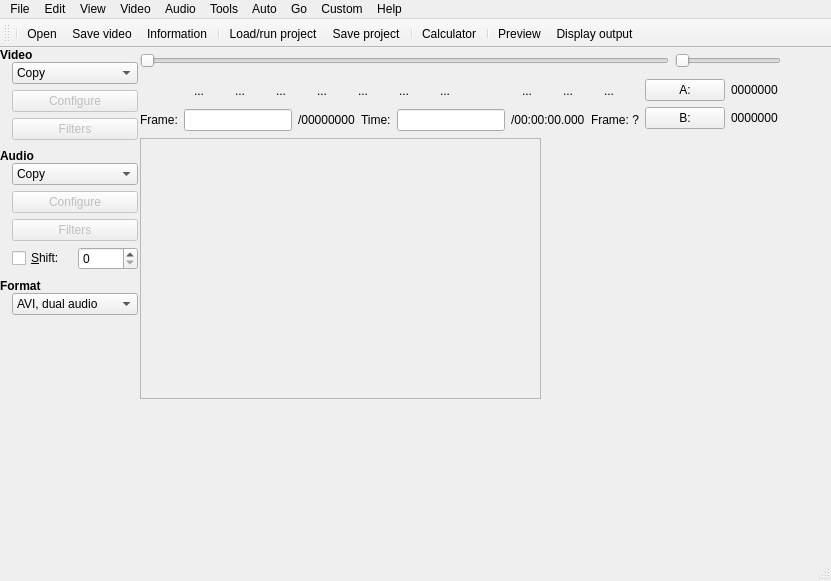
Before: the Qt Designer form branches/avidemux_2.4_branch/avidemux/ADM_userInterfaces/ADM_QT4/ADM_gui/gui2.ui in BackupTheBerlios/avidemux-svn, drawn with Qt 5.
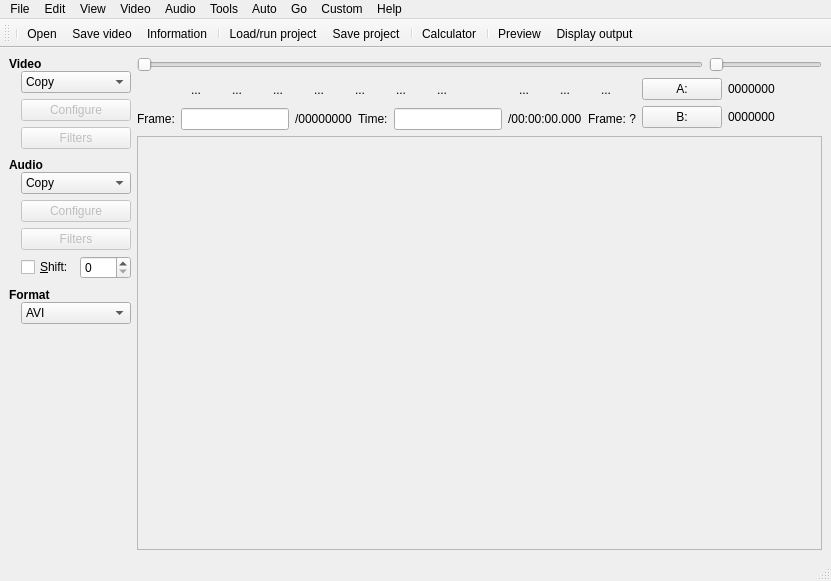
After: the same form once the commit is applied. Icons and pictures are not drawn.

Commit message: connect more widget, fill comboxes

Diff of the .ui file:
```diff
--- a/branches/avidemux_2.4_branch/avidemux/ADM_userInterfaces/ADM_QT4/ADM_gui/gui2.ui
+++ b/branches/avidemux_2.4_branch/avidemux/ADM_userInterfaces/ADM_QT4/ADM_gui/gui2.ui
@@ -35,394 +35,24 @@
    </size>
   </property>
   <widget class="QWidget" name="centralwidget" >
-   <widget class="QWidget" name="layoutWidget" >
-    <property name="geometry" >
-     <rect>
-      <x>0</x>
-      <y>0</y>
-      <width>138</width>
-      <height>312</height>
-     </rect>
-    </property>
-    <layout class="QVBoxLayout" >
+   <layout class="QGridLayout" >
      <property name="margin" >
-      <number>0</number>
+     <number>9</number>
      </property>
      <property name="spacing" >
-      <number>0</number>
-     </property>
-     <item>
-      <widget class="QLabel" name="label_3" >
-       <property name="sizePolicy" >
-        <sizepolicy>
-         <hsizetype>5</hsizetype>
-         <vsizetype>5</vsizetype>
-         <horstretch>0</horstretch>
-         <verstretch>0</verstretch>
-        </sizepolicy>
-       </property>
-       <property name="maximumSize" >
-        <size>
-         <width>180</width>
-         <height>16777215</height>
-        </size>
-       </property>
-       <property name="text" >
-        <string>&lt;b>Video&lt;/b></string>
-       </property>
-       <property name="textFormat" >
-        <enum>Qt::AutoText</enum>
-       </property>
-      </widget>
-     </item>
-     <item>
-      <layout class="QHBoxLayout" >
-       <property name="margin" >
-        <number>0</number>
-       </property>
-       <property name="spacing" >
-        <number>0</number>
-       </property>
-       <item>
-        <spacer>
-         <property name="orientation" >
-          <enum>Qt::Horizontal</enum>
-         </property>
-         <property name="sizeType" >
-          <enum>QSizePolicy::Fixed</enum>
-         </property>
-         <property name="sizeHint" >
-          <size>
-           <width>12</width>
-           <height>0</height>
-          </size>
-         </property>
-        </spacer>
-       </item>
-       <item>
-        <layout class="QVBoxLayout" >
-         <property name="margin" >
-          <number>0</number>
-         </property>
-         <property name="spacing" >
           <number>6</number>
          </property>
-         <item>
-          <widget class="QComboBox" name="comboBox_3" >
-           <property name="sizePolicy" >
-            <sizepolicy>
-             <hsizetype>5</hsizetype>
-             <vsizetype>0</vsizetype>
-             <horstretch>0</horstretch>
-             <verstretch>0</verstretch>
-            </sizepolicy>
-           </property>
-           <item>
-            <property name="text" >
-             <string>Copy</string>
-            </property>
-           </item>
-          </widget>
-         </item>
-         <item>
-          <widget class="QPushButton" name="pushButton_5" >
-           <property name="enabled" >
-            <bool>false</bool>
-           </property>
-           <property name="sizePolicy" >
-            <sizepolicy>
-             <hsizetype>5</hsizetype>
-             <vsizetype>0</vsizetype>
-             <horstretch>0</horstretch>
-             <verstretch>0</verstretch>
-            </sizepolicy>
-           </property>
-           <property name="text" >
-            <string>Configure</string>
-           </property>
-          </widget>
-         </item>
-         <item>
-          <widget class="QPushButton" name="pushButton_6" >
-           <property name="enabled" >
-            <bool>false</bool>
-           </property>
-           <property name="sizePolicy" >
-            <sizepolicy>
-             <hsizetype>5</hsizetype>
-             <vsizetype>0</vsizetype>
-             <horstretch>0</horstretch>
-             <verstretch>0</verstretch>
-            </sizepolicy>
-           </property>
-           <property name="text" >
-            <string>Filters</string>
-           </property>
-          </widget>
-         </item>
-        </layout>
-       </item>
-      </layout>
-     </item>
-     <item>
-      <spacer>
-       <property name="orientation" >
-        <enum>Qt::Vertical</enum>
-       </property>
-       <property name="sizeType" >
-        <enum>QSizePolicy::Fixed</enum>
-       </property>
-       <property name="sizeHint" >
-        <size>
-         <width>1</width>
-         <height>9</height>
-        </size>
-       </property>
-      </spacer>
-     </item>
-     <item>
-      <widget class="QLabel" name="label_5" >
-       <property name="sizePolicy" >
-        <sizepolicy>
-         <hsizetype>4</hsizetype>
-         <vsizetype>1</vsizetype>
-         <horstretch>0</horstretch>
-         <verstretch>0</verstretch>
-        </sizepolicy>
-       </property>
-       <property name="maximumSize" >
-        <size>
-         <width>180</width>
-         <height>16777215</height>
-        </size>
-       </property>
-       <property name="text" >
-        <string>&lt;b>Audio&lt;/b></string>
-       </property>
-       <property name="textFormat" >
-        <enum>Qt::AutoText</enum>
-       </property>
-      </widget>
-     </item>
-     <item>
-      <layout class="QHBoxLayout" >
-       <property name="margin" >
-        <number>0</number>
-       </property>
-       <property name="spacing" >
-        <number>0</number>
-       </property>
-       <item>
-        <spacer>
-         <property name="orientation" >
-          <enum>Qt::Horizontal</enum>
-         </property>
-         <property name="sizeType" >
-          <enum>QSizePolicy::Fixed</enum>
-         </property>
-         <property name="sizeHint" >
-          <size>
-           <width>12</width>
-           <height>0</height>
-          </size>
-         </property>
-        </spacer>
-       </item>
-       <item>
-        <layout class="QVBoxLayout" >
-         <property name="margin" >
-          <number>0</number>
-         </property>
-         <property name="spacing" >
-          <number>6</number>
-         </property>
-         <item>
-          <widget class="QComboBox" name="comboBox_5" >
-           <property name="sizePolicy" >
-            <sizepolicy>
-             <hsizetype>1</hsizetype>
-             <vsizetype>0</vsizetype>
-             <horstretch>0</horstretch>
-             <verstretch>0</verstretch>
-            </sizepolicy>
-           </property>
-           <item>
-            <property name="text" >
-             <string>Copy</string>
-            </property>
-           </item>
-          </widget>
-         </item>
-         <item>
-          <widget class="QPushButton" name="pushButton_7" >
-           <property name="enabled" >
-            <bool>false</bool>
-           </property>
-           <property name="sizePolicy" >
-            <sizepolicy>
-             <hsizetype>1</hsizetype>
-             <vsizetype>0</vsizetype>
-             <horstretch>0</horstretch>
-             <verstretch>0</verstretch>
-            </sizepolicy>
-           </property>
-           <property name="text" >
-            <string>Configure</string>
-           </property>
-          </widget>
-         </item>
-         <item>
-          <widget class="QPushButton" name="pushButton_8" >
-           <property name="enabled" >
-            <bool>false</bool>
-           </property>
-           <property name="sizePolicy" >
-            <sizepolicy>
-             <hsizetype>1</hsizetype>
-             <vsizetype>0</vsizetype>
-             <horstretch>0</horstretch>
-             <verstretch>0</verstretch>
-            </sizepolicy>
-           </property>
-           <property name="text" >
-            <string>Filters</string>
-           </property>
-          </widget>
-         </item>
-         <item>
-          <layout class="QHBoxLayout" >
-           <property name="margin" >
-            <number>0</number>
-           </property>
-           <property name="spacing" >
-            <number>6</number>
-           </property>
-           <item>
-            <widget class="QCheckBox" name="checkBox" >
-             <property name="text" >
-              <string>&amp;Shift:</string>
-             </property>
-            </widget>
-           </item>
-           <item>
-            <widget class="QSpinBox" name="spinBox" >
-             <property name="sizePolicy" >
-              <sizepolicy>
-               <hsizetype>1</hsizetype>
-               <vsizetype>0</vsizetype>
-               <horstretch>0</horstretch>
-               <verstretch>0</verstretch>
-              </sizepolicy>
-             </property>
-            </widget>
-           </item>
-          </layout>
-         </item>
-        </layout>
-       </item>
-      </layout>
-     </item>
-     <item>
-      <spacer>
-       <property name="orientation" >
-        <enum>Qt::Vertical</enum>
-       </property>
-       <property name="sizeType" >
-        <enum>QSizePolicy::Fixed</enum>
-       </property>
-       <property name="sizeHint" >
-        <size>
-         <width>1</width>
-         <height>9</height>
-        </size>
-       </property>
-      </spacer>
-     </item>
-     <item>
-      <widget class="QLabel" name="label_4" >
-       <property name="sizePolicy" >
-        <sizepolicy>
-         <hsizetype>1</hsizetype>
-         <vsizetype>5</vsizetype>
-         <horstretch>0</horstretch>
-         <verstretch>0</verstretch>
-        </sizepolicy>
-       </property>
-       <property name="text" >
-        <string>&lt;b>Format&lt;/b></string>
-       </property>
-       <property name="textFormat" >
-        <enum>Qt::AutoText</enum>
-       </property>
-      </widget>
-     </item>
-     <item>
-      <layout class="QHBoxLayout" >
-       <property name="margin" >
-        <number>0</number>
-       </property>
-       <property name="spacing" >
-        <number>0</number>
-       </property>
-       <item>
-        <spacer>
-         <property name="orientation" >
-          <enum>Qt::Horizontal</enum>
-         </property>
-         <property name="sizeType" >
-          <enum>QSizePolicy::Fixed</enum>
-         </property>
-         <property name="sizeHint" >
-          <size>
-           <width>12</width>
-           <height>1</height>
-          </size>
-         </property>
-        </spacer>
-       </item>
-       <item>
-        <widget class="QComboBox" name="comboBox_9" >
-         <property name="sizePolicy" >
-          <sizepolicy>
-           <hsizetype>1</hsizetype>
-           <vsizetype>0</vsizetype>
-           <horstretch>0</horstretch>
-           <verstretch>0</verstretch>
-          </sizepolicy>
-         </property>
-         <item>
-          <property name="text" >
-           <string>AVI, dual audio</string>
-          </property>
-         </item>
-        </widget>
-       </item>
-      </layout>
-     </item>
-     <item>
-      <spacer>
-       <property name="orientation" >
-        <enum>Qt::Vertical</enum>
-       </property>
-       <property name="sizeHint" >
-        <size>
-         <width>20</width>
-         <height>0</height>
-        </size>
-       </property>
-      </spacer>
-     </item>
-    </layout>
-   </widget>
-   <widget class="QWidget" name="verticalLayout_2" >
-    <property name="geometry" >
-     <rect>
-      <x>140</x>
-      <y>0</y>
-      <width>641</width>
-      <height>89</height>
-     </rect>
-    </property>
+    <item row="1" column="1" >
+     <widget class="QFrame" name="frame_video" >
+      <property name="frameShape" >
+       <enum>QFrame::StyledPanel</enum>
+      </property>
+      <property name="frameShadow" >
+       <enum>QFrame::Raised</enum>
+      </property>
+     </widget>
+    </item>
+    <item row="0" column="1" >
     <layout class="QVBoxLayout" >
      <property name="margin" >
       <number>0</number>
@@ -866,7 +496,7 @@
               </size>
              </property>
              <property name="echoMode" >
-              <enum>QLineEdit::NoEcho</enum>
+               <enum>QLineEdit::Normal</enum>
              </property>
              <property name="cursorPosition" >
               <number>0</number>
@@ -915,7 +545,7 @@
              </property>
              <property name="minimumSize" >
               <size>
-               <width>72</width>
+                <width>90</width>
                <height>0</height>
               </size>
              </property>
@@ -990,7 +620,7 @@
            </property>
            <property name="minimumSize" >
             <size>
-             <width>6</width>
+              <width>32</width>
              <height>0</height>
             </size>
            </property>
@@ -1011,7 +641,7 @@
            </property>
            <property name="minimumSize" >
             <size>
-             <width>6</width>
+              <width>32</width>
              <height>0</height>
             </size>
            </property>
@@ -1040,23 +670,419 @@
       </layout>
      </item>
     </layout>
-   </widget>
-   <widget class="QFrame" name="frame_video" >
-    <property name="geometry" >
-     <rect>
-      <x>140</x>
-      <y>90</y>
-      <width>401</width>
-      <height>261</height>
-     </rect>
-    </property>
-    <property name="frameShape" >
-     <enum>QFrame::StyledPanel</enum>
-    </property>
-    <property name="frameShadow" >
-     <enum>QFrame::Raised</enum>
-    </property>
-   </widget>
+    </item>
+    <item rowspan="2" row="0" column="0" >
+     <layout class="QVBoxLayout" >
+      <property name="margin" >
+       <number>0</number>
+      </property>
+      <property name="spacing" >
+       <number>0</number>
+      </property>
+      <item>
+       <widget class="QLabel" name="label_3" >
+        <property name="sizePolicy" >
+         <sizepolicy>
+          <hsizetype>5</hsizetype>
+          <vsizetype>5</vsizetype>
+          <horstretch>0</horstretch>
+          <verstretch>0</verstretch>
+         </sizepolicy>
+        </property>
+        <property name="maximumSize" >
+         <size>
+          <width>180</width>
+          <height>16777215</height>
+         </size>
+        </property>
+        <property name="text" >
+         <string>&lt;b>Video&lt;/b></string>
+        </property>
+        <property name="textFormat" >
+         <enum>Qt::AutoText</enum>
+        </property>
+       </widget>
+      </item>
+      <item>
+       <layout class="QHBoxLayout" >
+        <property name="margin" >
+         <number>0</number>
+        </property>
+        <property name="spacing" >
+         <number>0</number>
+        </property>
+        <item>
+         <spacer>
+          <property name="orientation" >
+           <enum>Qt::Horizontal</enum>
+          </property>
+          <property name="sizeType" >
+           <enum>QSizePolicy::Fixed</enum>
+          </property>
+          <property name="sizeHint" >
+           <size>
+            <width>12</width>
+            <height>0</height>
+           </size>
+          </property>
+         </spacer>
+        </item>
+        <item>
+         <layout class="QVBoxLayout" >
+          <property name="margin" >
+           <number>0</number>
+          </property>
+          <property name="spacing" >
+           <number>6</number>
+          </property>
+          <item>
+           <widget class="QComboBox" name="comboBoxVideo" >
+            <property name="sizePolicy" >
+             <sizepolicy>
+              <hsizetype>5</hsizetype>
+              <vsizetype>0</vsizetype>
+              <horstretch>0</horstretch>
+              <verstretch>0</verstretch>
+             </sizepolicy>
+            </property>
+            <item>
+             <property name="text" >
+              <string>Copy</string>
+             </property>
+            </item>
+           </widget>
+          </item>
+          <item>
+           <widget class="QPushButton" name="pushButton_5" >
+            <property name="enabled" >
+             <bool>false</bool>
+            </property>
+            <property name="sizePolicy" >
+             <sizepolicy>
+              <hsizetype>5</hsizetype>
+              <vsizetype>0</vsizetype>
+              <horstretch>0</horstretch>
+              <verstretch>0</verstretch>
+             </sizepolicy>
+            </property>
+            <property name="text" >
+             <string>Configure</string>
+            </property>
+           </widget>
+          </item>
+          <item>
+           <widget class="QPushButton" name="pushButton_6" >
+            <property name="enabled" >
+             <bool>false</bool>
+            </property>
+            <property name="sizePolicy" >
+             <sizepolicy>
+              <hsizetype>5</hsizetype>
+              <vsizetype>0</vsizetype>
+              <horstretch>0</horstretch>
+              <verstretch>0</verstretch>
+             </sizepolicy>
+            </property>
+            <property name="text" >
+             <string>Filters</string>
+            </property>
+           </widget>
+          </item>
+         </layout>
+        </item>
+       </layout>
+      </item>
+      <item>
+       <spacer>
+        <property name="orientation" >
+         <enum>Qt::Vertical</enum>
+        </property>
+        <property name="sizeType" >
+         <enum>QSizePolicy::Fixed</enum>
+        </property>
+        <property name="sizeHint" >
+         <size>
+          <width>1</width>
+          <height>9</height>
+         </size>
+        </property>
+       </spacer>
+      </item>
+      <item>
+       <widget class="QLabel" name="label_5" >
+        <property name="sizePolicy" >
+         <sizepolicy>
+          <hsizetype>4</hsizetype>
+          <vsizetype>1</vsizetype>
+          <horstretch>0</horstretch>
+          <verstretch>0</verstretch>
+         </sizepolicy>
+        </property>
+        <property name="maximumSize" >
+         <size>
+          <width>180</width>
+          <height>16777215</height>
+         </size>
+        </property>
+        <property name="text" >
+         <string>&lt;b>Audio&lt;/b></string>
+        </property>
+        <property name="textFormat" >
+         <enum>Qt::AutoText</enum>
+        </property>
+       </widget>
+      </item>
+      <item>
+       <layout class="QHBoxLayout" >
+        <property name="margin" >
+         <number>0</number>
+        </property>
+        <property name="spacing" >
+         <number>0</number>
+        </property>
+        <item>
+         <spacer>
+          <property name="orientation" >
+           <enum>Qt::Horizontal</enum>
+          </property>
+          <property name="sizeType" >
+           <enum>QSizePolicy::Fixed</enum>
+          </property>
+          <property name="sizeHint" >
+           <size>
+            <width>12</width>
+            <height>0</height>
+           </size>
+          </property>
+         </spacer>
+        </item>
+        <item>
+         <layout class="QVBoxLayout" >
+          <property name="margin" >
+           <number>0</number>
+          </property>
+          <property name="spacing" >
+           <number>6</number>
+          </property>
+          <item>
+           <widget class="QComboBox" name="comboBoxAudio" >
+            <property name="sizePolicy" >
+             <sizepolicy>
+              <hsizetype>1</hsizetype>
+              <vsizetype>0</vsizetype>
+              <horstretch>0</horstretch>
+              <verstretch>0</verstretch>
+             </sizepolicy>
+            </property>
+            <item>
+             <property name="text" >
+              <string>Copy</string>
+             </property>
+            </item>
+           </widget>
+          </item>
+          <item>
+           <widget class="QPushButton" name="pushButton_7" >
+            <property name="enabled" >
+             <bool>false</bool>
+            </property>
+            <property name="sizePolicy" >
+             <sizepolicy>
+              <hsizetype>1</hsizetype>
+              <vsizetype>0</vsizetype>
+              <horstretch>0</horstretch>
+              <verstretch>0</verstretch>
+             </sizepolicy>
+            </property>
+            <property name="text" >
+             <string>Configure</string>
+            </property>
+           </widget>
+          </item>
+          <item>
+           <widget class="QPushButton" name="pushButton_8" >
+            <property name="enabled" >
+             <bool>false</bool>
+            </property>
+            <property name="sizePolicy" >
+             <sizepolicy>
+              <hsizetype>1</hsizetype>
+              <vsizetype>0</vsizetype>
+              <horstretch>0</horstretch>
+              <verstretch>0</verstretch>
+             </sizepolicy>
+            </property>
+            <property name="text" >
+             <string>Filters</string>
+            </property>
+           </widget>
+          </item>
+          <item>
+           <layout class="QHBoxLayout" >
+            <property name="margin" >
+             <number>0</number>
+            </property>
+            <property name="spacing" >
+             <number>6</number>
+            </property>
+            <item>
+             <widget class="QCheckBox" name="checkBox" >
+              <property name="text" >
+               <string>&amp;Shift:</string>
+              </property>
+             </widget>
+            </item>
+            <item>
+             <widget class="QSpinBox" name="spinBox" >
+              <property name="sizePolicy" >
+               <sizepolicy>
+                <hsizetype>1</hsizetype>
+                <vsizetype>0</vsizetype>
+                <horstretch>0</horstretch>
+                <verstretch>0</verstretch>
+               </sizepolicy>
+              </property>
+             </widget>
+            </item>
+           </layout>
+          </item>
+         </layout>
+        </item>
+       </layout>
+      </item>
+      <item>
+       <spacer>
+        <property name="orientation" >
+         <enum>Qt::Vertical</enum>
+        </property>
+        <property name="sizeType" >
+         <enum>QSizePolicy::Fixed</enum>
+        </property>
+        <property name="sizeHint" >
+         <size>
+          <width>1</width>
+          <height>9</height>
+         </size>
+        </property>
+       </spacer>
+      </item>
+      <item>
+       <widget class="QLabel" name="label_4" >
+        <property name="sizePolicy" >
+         <sizepolicy>
+          <hsizetype>1</hsizetype>
+          <vsizetype>5</vsizetype>
+          <horstretch>0</horstretch>
+          <verstretch>0</verstretch>
+         </sizepolicy>
+        </property>
+        <property name="text" >
+         <string>&lt;b>Format&lt;/b></string>
+        </property>
+        <property name="textFormat" >
+         <enum>Qt::AutoText</enum>
+        </property>
+       </widget>
+      </item>
+      <item>
+       <layout class="QHBoxLayout" >
+        <property name="margin" >
+         <number>0</number>
+        </property>
+        <property name="spacing" >
+         <number>0</number>
+        </property>
+        <item>
+         <spacer>
+          <property name="orientation" >
+           <enum>Qt::Horizontal</enum>
+          </property>
+          <property name="sizeType" >
+           <enum>QSizePolicy::Fixed</enum>
+          </property>
+          <property name="sizeHint" >
+           <size>
+            <width>12</width>
+            <height>1</height>
+           </size>
+          </property>
+         </spacer>
+        </item>
+        <item>
+         <widget class="QComboBox" name="comboBoxFormat" >
+          <property name="sizePolicy" >
+           <sizepolicy>
+            <hsizetype>1</hsizetype>
+            <vsizetype>0</vsizetype>
+            <horstretch>0</horstretch>
+            <verstretch>0</verstretch>
+           </sizepolicy>
+          </property>
+          <item>
+           <property name="text" >
+            <string>AVI</string>
+           </property>
+          </item>
+          <item>
+           <property name="text" >
+            <string>AVI unp vop</string>
+           </property>
+          </item>
+          <item>
+           <property name="text" >
+            <string>AVI dual audio</string>
+           </property>
+          </item>
+          <item>
+           <property name="text" >
+            <string>OGM</string>
+           </property>
+          </item>
+          <item>
+           <property name="text" >
+            <string>Mpeg Video</string>
+           </property>
+          </item>
+          <item>
+           <property name="text" >
+            <string>Mpeg PS</string>
+           </property>
+          </item>
+          <item>
+           <property name="text" >
+            <string>Mpeg TS</string>
+           </property>
+          </item>
+          <item>
+           <property name="text" >
+            <string>MP4</string>
+           </property>
+          </item>
+          <item>
+           <property name="text" >
+            <string>PSP (broken)</string>
+           </property>
+          </item>
+         </widget>
+        </item>
+       </layout>
+      </item>
+      <item>
+       <spacer>
+        <property name="orientation" >
+         <enum>Qt::Vertical</enum>
+        </property>
+        <property name="sizeHint" >
+         <size>
+          <width>20</width>
+          <height>0</height>
+         </size>
+        </property>
+       </spacer>
+      </item>
+     </layout>
+    </item>
+   </layout>
   </widget>
   <widget class="QMenuBar" name="menubar" >
    <property name="geometry" >
```
Left out of the diff: 117 changed lines with no effect on the pictures. Lines whose indentation alone changed are shown as unchanged. The commit also changes 3 other files.
